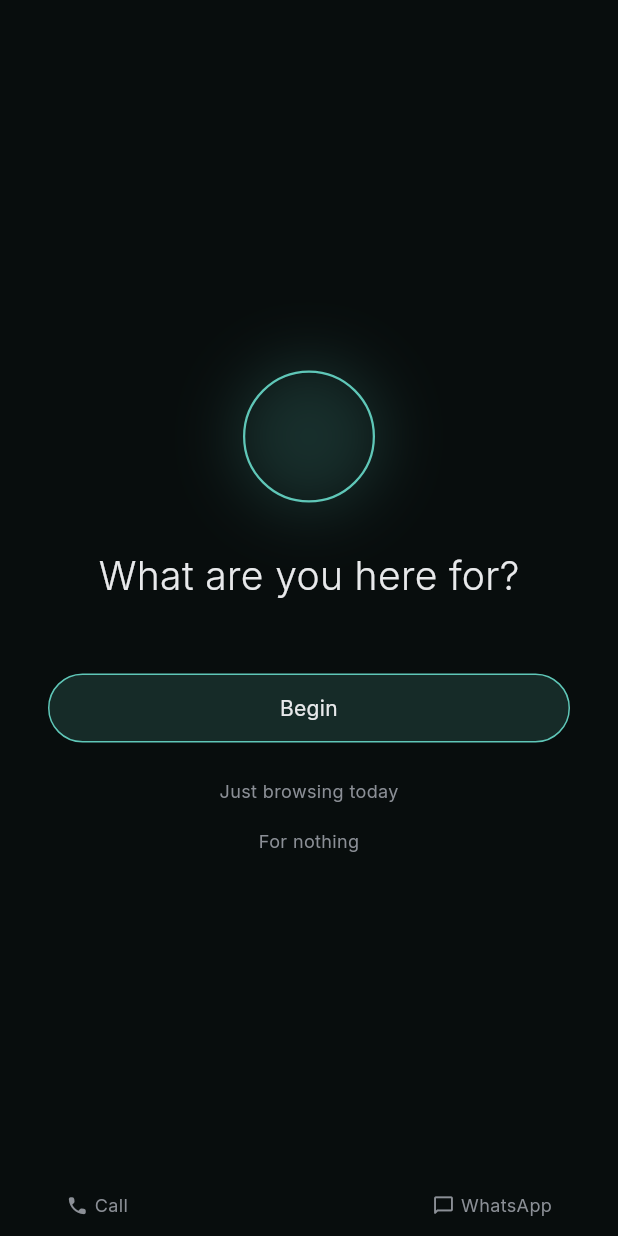
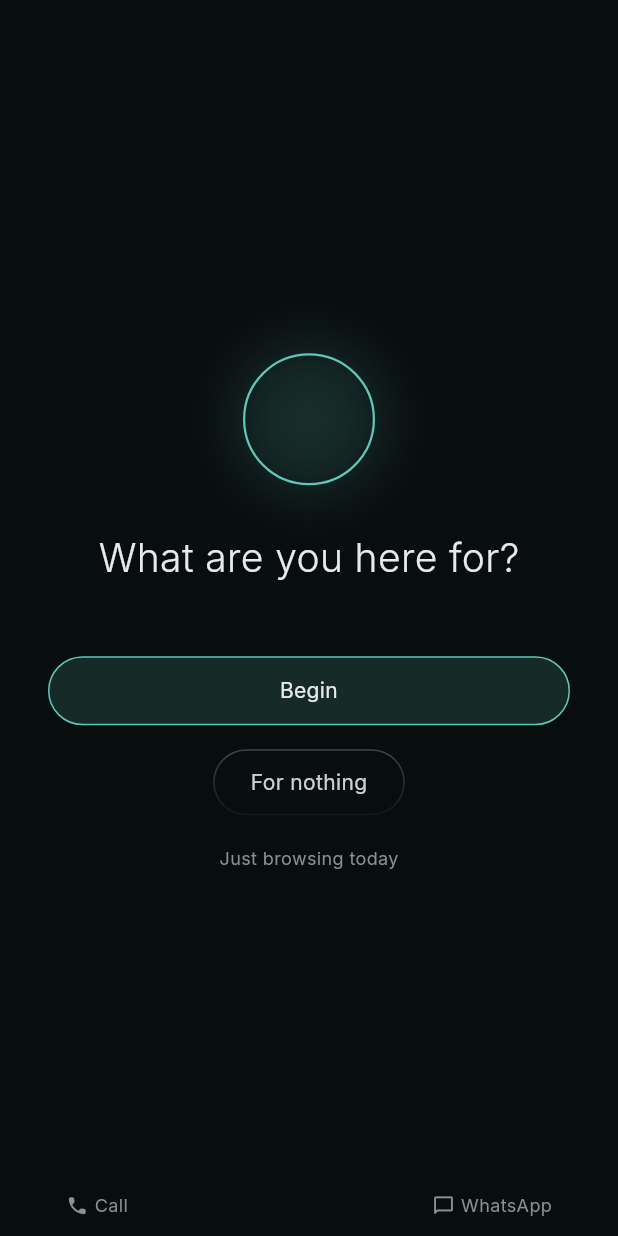
Before and after one commit to alihdrndm/threshold-mobile, a Flutter app: the RitualScreen screen opened by its route, on a phone screen of 412 x 824 dp. Run offline on Flutter 3.47's test engine with Material 3 defaults, Android fonts, the phone set to English and light mode, and no system bars; our stand-ins replace cloud_firestore, drift, drift_flutter, firebase_auth, firebase_core, flutter_riverpod and 3 more; accounts and stored records are empty; generated files the repository leaves out were written again; statements that could not run were skipped.

Commit message:
For nothing, as the light going out
The button had the same weight as bare text, so the one control on
this screen that actually does something to the phone read as an
afterthought. It gets a shape now — and only it, because Begin stays
full-width and lit while browsing stays bare text: three exits, three
weights, one shape rule.

The detail this screen spends: a hairline brightest at the top and
dissolving toward the bottom, so the button looks like what it does.
The press is one beat across three senses — scale, a soft knock, the
screen fading to black — which is what makes the lock feel caused by
the tap instead of merely following it. Reduced motion skips the fade
and locks straight away.

It sits above 'Just browsing today' on purpose: it will be the
most-used exit by far, and the most-used control should be the easiest
to reach. And it is a single tap, not a hold-to-confirm — this button
exists to make an honest admission cheap, and charging two seconds for
it would send the phone down via the home button instead, which is
exactly the pickup the count would then miss.

```diff
--- a/lib/features/ritual/presentation/ritual_screen.dart
+++ b/lib/features/ritual/presentation/ritual_screen.dart
@@ -39,6 +39,9 @@ class _RitualScreenState extends ConsumerState<RitualScreen> {
   int _minutes = 50;
   Timer? _confirmTimer;
 
+  /// The screen on its way out, so the lock lands on darkness we caused.
+  bool _dimming = false;
+
   static const _ifThenDefaults = [
     'take one breath and return to my task',
     'write the urge on the scratchpad',
@@ -76,9 +79,24 @@ class _RitualScreenState extends ConsumerState<RitualScreen> {
   }
 
   /// The admission: picked up for nothing, put back down. Recorded first —
-  /// the count is the point — then the screen goes back to sleep.
+  /// the count is the point — then the screen dims and sleeps.
+  ///
+  /// One beat, three senses on it: the press, a soft knock, and the light
+  /// going out. The dim is what makes the lock feel caused by the tap
+  /// rather than coincidental with it.
+  ///
+  /// Deliberately a single tap and not a hold-to-confirm: this button
+  /// exists to make an honest admission cheap. Charge two seconds for it
+  /// and the phone gets put down with the home button instead, and the
+  /// count — the whole reason the button is here — stops being true.
   Future<void> _forNothing() async {
+    unawaited(HapticFeedback.lightImpact());
     await ref.read(ritualRepositoryProvider).recordPickup();
+    if (!mounted) return;
+    if (!MediaQuery.disableAnimationsOf(context)) {
+      setState(() => _dimming = true);
+      await Future<void>.delayed(AppDurations.notice);
+    }
     if (mounted) context.pop();
     await Phone.lockNow();
   }
@@ -115,7 +133,11 @@ class _RitualScreenState extends ConsumerState<RitualScreen> {
   Widget build(BuildContext context) {
     return Scaffold(
       backgroundColor: theme.surface,
-      body: SafeArea(
+      body: AnimatedOpacity(
+        opacity: _dimming ? 0 : 1,
+        duration: AppDurations.notice,
+        curve: AppCurves.out,
+        child: SafeArea(
         child: Padding(
           padding: const EdgeInsets.symmetric(horizontal: AppSpacing.xxl),
           child: AnimatedSwitcher(
@@ -144,6 +166,7 @@ class _RitualScreenState extends ConsumerState<RitualScreen> {
               },
             ),
           ),
+        ),
         ),
       ),
     );
@@ -218,11 +241,53 @@ class _RitualScreenState extends ConsumerState<RitualScreen> {
         const SizedBox(height: AppSpacing.xxxl),
         _primary('Begin', () => _advance(_Step.intention)),
         const SizedBox(height: AppSpacing.lg),
+        // Three ways out, three weights. Begin is full-width and lit;
+        // this one has a shape because it is the only control here that
+        // does something to the phone; browsing stays bare text. It sits
+        // above browsing on purpose — it will be the most-used exit by
+        // far, and the most-used control should be the easiest to reach.
+        _forNothingButton(),
+        const SizedBox(height: AppSpacing.md),
         _quiet('Just browsing today', _browse),
-        _quiet('For nothing', _forNothing),
       ],
     );
   }
+
+  /// The light going out, as a button.
+  ///
+  /// A hairline that is brightest at the top and dissolves toward the
+  /// bottom: the one place on this screen where the app spends a detail,
+  /// and it says what the button does. Content-width, so it reads as
+  /// subordinate to Begin without needing a duller colour.
+  Widget _forNothingButton() => PressableScale(
+        onPressed: _forNothing,
+        semanticLabel: 'Picked it up for nothing — lock the phone again',
+        child: Container(
+          decoration: BoxDecoration(
+            borderRadius: BorderRadius.circular(AppRadii.full),
+            gradient: const LinearGradient(
+              begin: Alignment.topCenter,
+              end: Alignment.bottomCenter,
+              colors: [Color(0x3DFFFFFF), Color(0x0AFFFFFF)],
+            ),
+          ),
+          padding: const EdgeInsets.all(1),
+          child: Container(
+            padding: const EdgeInsets.symmetric(
+                horizontal: AppSpacing.xl, vertical: 11),
+            decoration: BoxDecoration(
+              color: theme.surface,
+              borderRadius: BorderRadius.circular(AppRadii.full),
+            ),
+            child: Text(
+              'For nothing',
+              style: AppTypography.body.copyWith(
+                color: _ink.withValues(alpha: 0.88),
+              ),
+            ),
+          ),
+        ),
+      );
 
   Widget _intentionStep() {
     final typing = theme.intentionMode == IntentionMode.type;
```
